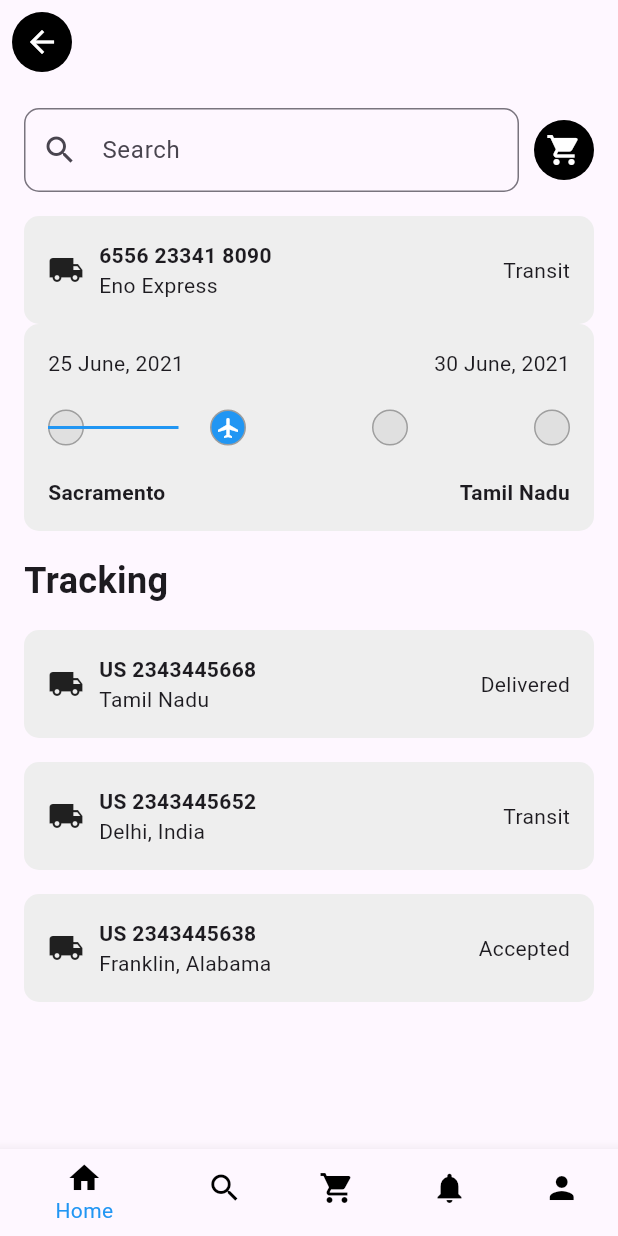
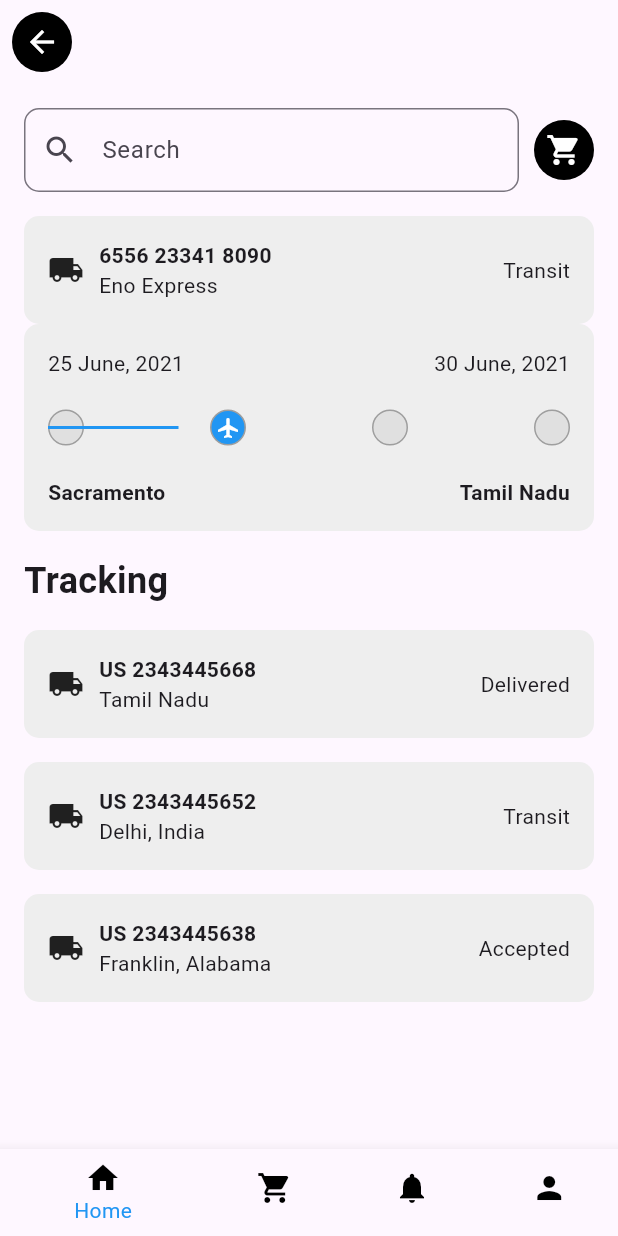
Before and after one commit to KILLERGTG01/Vicuna_pages, a Flutter app: the screen it shows after launch, after a tap on "Place Order", on a phone screen of 412 x 824 dp. Run offline on Flutter 3.47's test engine with Material 3 defaults, Android fonts, the phone set to English and light mode, and no system bars.

Commit message:
Transit page sorted

```diff
--- a/lib/pages/tracking_page.dart
+++ b/lib/pages/tracking_page.dart
@@ -70,10 +70,6 @@ class TrackingPage extends StatelessWidget {
           BottomNavigationBarItem(
             icon: Icon(Icons.home, color: Colors.black),
             label: 'Home',
-          ),
-          BottomNavigationBarItem(
-            icon: Icon(Icons.search, color: Colors.black),
-            label: 'Search',
           ),
           BottomNavigationBarItem(
             icon: Icon(Icons.shopping_cart, color: Colors.black),
```
